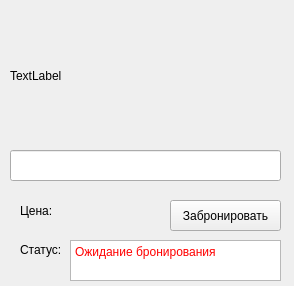
This is film.ui in AnastasiaPotapova/Cinematic as Qt 5 draws it before an edit. The edited form follows.
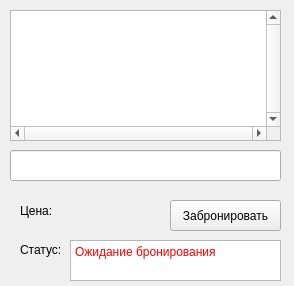
This is the edited form.

```diff
--- a/film.ui
+++ b/film.ui
@@ -48,28 +48,6 @@
     </sizepolicy>
    </property>
   </widget>
-  <widget class="QLabel" name="room_session">
-   <property name="geometry">
-    <rect>
-     <x>10</x>
-     <y>10</y>
-     <width>271</width>
-     <height>131</height>
-    </rect>
-   </property>
-   <property name="sizePolicy">
-    <sizepolicy hsizetype="Fixed" vsizetype="Fixed">
-     <horstretch>0</horstretch>
-     <verstretch>0</verstretch>
-    </sizepolicy>
-   </property>
-   <property name="text">
-    <string>TextLabel</string>
-   </property>
-   <property name="wordWrap">
-    <bool>false</bool>
-   </property>
-  </widget>
   <widget class="QLabel" name="inscription_price">
    <property name="geometry">
     <rect>
@@ -150,6 +128,22 @@
 &lt;p style=&quot; margin-top:0px; margin-bottom:0px; margin-left:0px; margin-right:0px; -qt-block-indent:0; text-indent:0px;&quot;&gt;&lt;span style=&quot; font-size:9pt; color:#ff0000;&quot;&gt;Ожидание бронирования&lt;/span&gt;&lt;/p&gt;&lt;/body&gt;&lt;/html&gt;</string>
    </property>
   </widget>
+  <widget class="QTextBrowser" name="room_session">
+   <property name="geometry">
+    <rect>
+     <x>10</x>
+     <y>10</y>
+     <width>271</width>
+     <height>131</height>
+    </rect>
+   </property>
+   <property name="verticalScrollBarPolicy">
+    <enum>Qt::ScrollBarAlwaysOn</enum>
+   </property>
+   <property name="horizontalScrollBarPolicy">
+    <enum>Qt::ScrollBarAlwaysOn</enum>
+   </property>
+  </widget>
  </widget>
  <resources/>
  <connections/>
```
